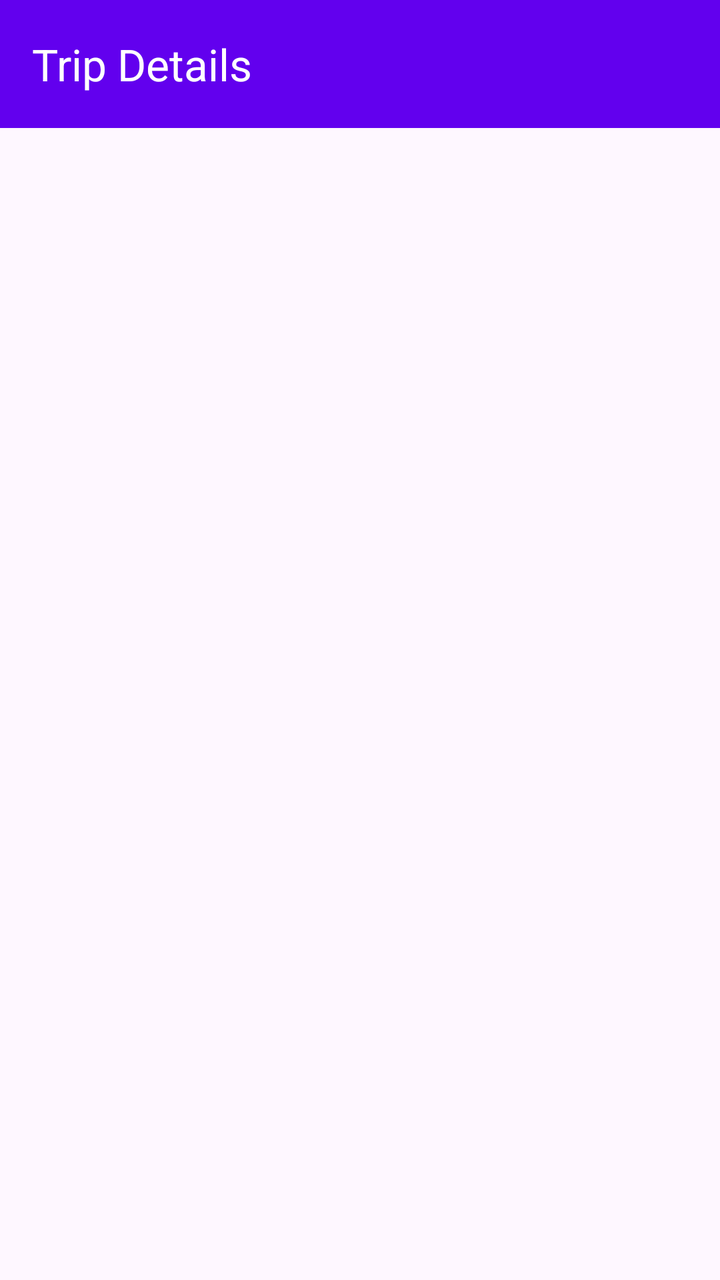
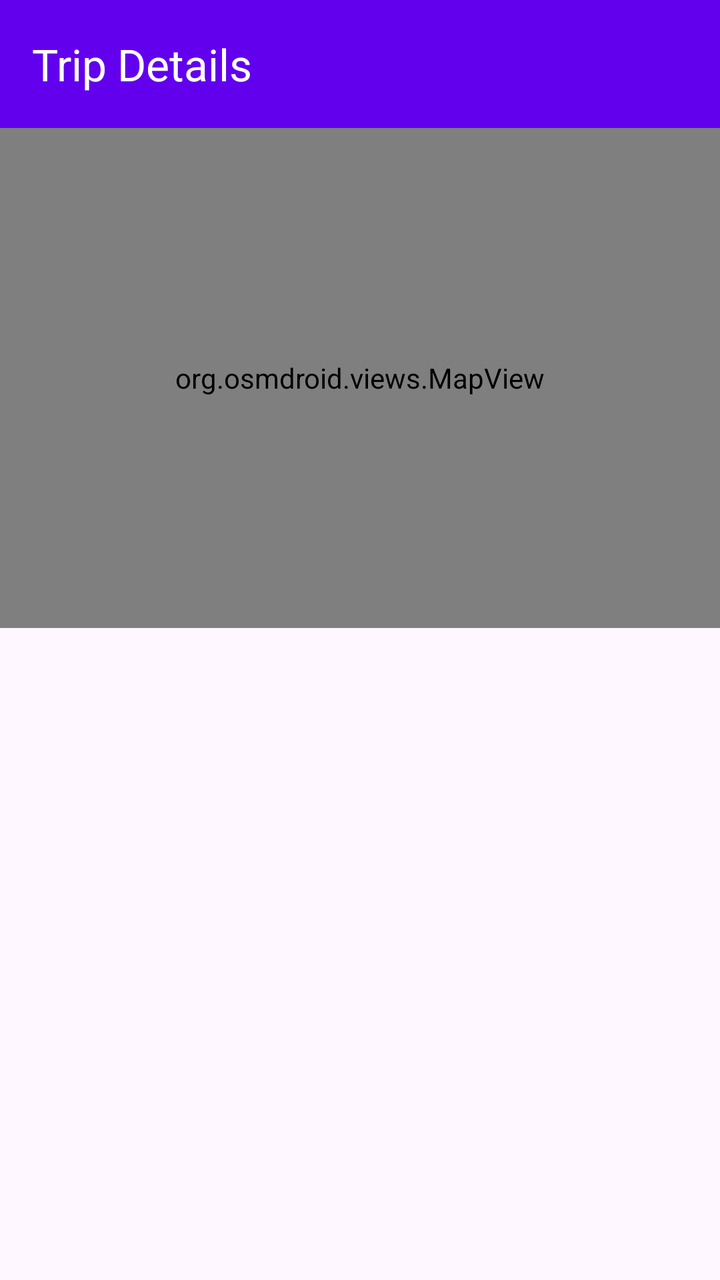

The first picture is an Android layout as it rendered before a commit; the second is the same layout after the commit. The layout source and the unified diff follow.
<!-- AndroidManifest.xml: application theme Theme.RoadLog -->
<!-- res/layout/activity_trip_detail.xml -->
<?xml version="1.0" encoding="utf-8"?>
<LinearLayout xmlns:android="http://schemas.android.com/apk/res/android"
    xmlns:app="http://schemas.android.com/apk/res-auto"
    android:layout_width="match_parent"
    android:layout_height="match_parent"
    android:orientation="vertical">

    <androidx.appcompat.widget.Toolbar
        android:id="@+id/toolbar"
        android:layout_width="match_parent"
        android:layout_height="?attr/actionBarSize"
        android:background="?attr/colorPrimary"
        android:theme="@style/ThemeOverlay.AppCompat.Dark.ActionBar"
        app:title="Trip Details"
        app:titleTextColor="@android:color/white" />

    <FrameLayout
        android:layout_width="match_parent"
        android:layout_height="0dp"
        android:layout_weight="1">

        <ScrollView
            android:id="@+id/contentScrollView"
            android:layout_width="match_parent"
            android:layout_height="match_parent"
            android:fillViewport="true"
            android:visibility="gone">

            <LinearLayout
                android:layout_width="match_parent"
                android:layout_height="wrap_content"
                android:orientation="vertical"
                android:padding="16dp">

            <androidx.cardview.widget.CardView
                android:layout_width="match_parent"
                android:layout_height="wrap_content"
                android:layout_marginBottom="12dp"
                app:cardCornerRadius="8dp"
                app:cardElevation="4dp">

                <LinearLayout
                    android:layout_width="match_parent"
                    android:layout_height="wrap_content"
                    android:orientation="vertical"
                    android:padding="16dp">

                    <TextView
                        android:id="@+id/detailDateText"
                        android:layout_width="match_parent"
                        android:layout_height="wrap_content"
                        android:textSize="18sp"
                        android:textStyle="bold" />

                    <TextView
                        android:id="@+id/detailDurationText"
                        android:layout_width="match_parent"
                        android:layout_height="wrap_content"
                        android:layout_marginTop="8dp"
                        android:textSize="15sp" />

                    <TextView
                        android:id="@+id/detailDistanceText"
                        android:layout_width="match_parent"
                        android:layout_height="wrap_content"
                        android:layout_marginTop="4dp"
                        android:textSize="15sp" />

                    <TextView
                        android:id="@+id/detailSpeedText"
                        android:layout_width="match_parent"
                        android:layout_height="wrap_content"
                        android:layout_marginTop="4dp"
                        android:textSize="15sp" />

                    <TextView
                        android:id="@+id/detailEventsText"
                        android:layout_width="match_parent"
                        android:layout_height="wrap_content"
                        android:layout_marginTop="4dp"
                        android:textSize="15sp" />
                </LinearLayout>
            </androidx.cardview.widget.CardView>

            <androidx.cardview.widget.CardView
                android:layout_width="match_parent"
                android:layout_height="wrap_content"
                android:layout_marginBottom="12dp"
                app:cardCornerRadius="8dp"
                app:cardElevation="4dp">

                <LinearLayout
                    android:layout_width="match_parent"
                    android:layout_height="wrap_content"
                    android:orientation="vertical"
                    android:padding="16dp">

                    <TextView
                        android:layout_width="match_parent"
                        android:layout_height="wrap_content"
                        android:text="Cause Breakdown"
                        android:textSize="16sp"
                        android:textStyle="bold" />

                    <LinearLayout
                        android:id="@+id/breakdownContainer"
                        android:layout_width="match_parent"
                        android:layout_height="wrap_content"
                        android:layout_marginTop="12dp"
                        android:orientation="vertical" />
                </LinearLayout>
            </androidx.cardview.widget.CardView>

            <androidx.cardview.widget.CardView
                android:layout_width="match_parent"
                android:layout_height="wrap_content"
                android:layout_marginBottom="12dp"
                app:cardCornerRadius="8dp"
                app:cardElevation="4dp">

                <LinearLayout
                    android:layout_width="match_parent"
                    android:layout_height="wrap_content"
                    android:orientation="vertical"
                    android:padding="16dp">

                    <TextView
                        android:layout_width="match_parent"
                        android:layout_height="wrap_content"
                        android:layout_marginBottom="8dp"
                        android:text="Speed Profile"
                        android:textSize="16sp"
                        android:textStyle="bold" />

                    <com.github.mikephil.charting.charts.LineChart
                        android:id="@+id/speedChart"
                        android:layout_width="match_parent"
                        android:layout_height="200dp" />
                </LinearLayout>
            </androidx.cardview.widget.CardView>

            <androidx.cardview.widget.CardView
                android:layout_width="match_parent"
                android:layout_height="wrap_content"
                android:layout_marginBottom="12dp"
                app:cardCornerRadius="8dp"
                app:cardElevation="4dp">

                <LinearLayout
                    android:layout_width="match_parent"
                    android:layout_height="wrap_content"
                    android:orientation="vertical"
                    android:padding="16dp">

                    <TextView
                        android:layout_width="match_parent"
                        android:layout_height="wrap_content"
                        android:layout_marginBottom="8dp"
                        android:text="Vertical Acceleration / Roughness"
                        android:textSize="16sp"
                        android:textStyle="bold" />

                    <com.github.mikephil.charting.charts.LineChart
                        android:id="@+id/roughnessChart"
                        android:layout_width="match_parent"
                        android:layout_height="200dp" />
                </LinearLayout>
            </androidx.cardview.widget.CardView>

            <androidx.cardview.widget.CardView
                android:layout_width="match_parent"
                android:layout_height="wrap_content"
                android:layout_marginBottom="12dp"
                app:cardCornerRadius="8dp"
                app:cardElevation="4dp">

                <LinearLayout
                    android:layout_width="match_parent"
                    android:layout_height="wrap_content"
                    android:orientation="vertical"
                    android:padding="16dp">

                    <TextView
                        android:layout_width="match_parent"
                        android:layout_height="wrap_content"
                        android:layout_marginBottom="8dp"
                        android:text="Lateral Acceleration"
                        android:textSize="16sp"
                        android:textStyle="bold" />

                    <com.github.mikephil.charting.charts.LineChart
                        android:id="@+id/lateralChart"
                        android:layout_width="match_parent"
                        android:layout_height="200dp" />
                </LinearLayout>
            </androidx.cardview.widget.CardView>

            <androidx.cardview.widget.CardView
                android:layout_width="match_parent"
                android:layout_height="wrap_content"
                android:layout_marginBottom="12dp"
                app:cardCornerRadius="8dp"
                app:cardElevation="4dp">

                <LinearLayout
                    android:layout_width="match_parent"
                    android:layout_height="wrap_content"
                    android:orientation="vertical"
                    android:padding="16dp">

                    <TextView
                        android:layout_width="match_parent"
                        android:layout_height="wrap_content"
                        android:layout_marginBottom="8dp"
                        android:text="Longitudinal Acceleration"
                        android:textSize="16sp"
                        android:textStyle="bold" />

                    <com.github.mikephil.charting.charts.LineChart
                        android:id="@+id/longitudinalChart"
                        android:layout_width="match_parent"
                        android:layout_height="200dp" />
                </LinearLayout>
            </androidx.cardview.widget.CardView>

            <androidx.cardview.widget.CardView
                android:layout_width="match_parent"
                android:layout_height="wrap_content"
                android:layout_marginBottom="12dp"
                app:cardCornerRadius="8dp"
                app:cardElevation="4dp">

                <LinearLayout
                    android:layout_width="match_parent"
                    android:layout_height="wrap_content"
                    android:orientation="vertical"
                    android:padding="16dp">

                    <TextView
                        android:layout_width="match_parent"
                        android:layout_height="wrap_content"
                        android:layout_marginBottom="8dp"
                        android:text="Yaw Rate / Turns"
                        android:textSize="16sp"
                        android:textStyle="bold" />

                    <com.github.mikephil.charting.charts.LineChart
                        android:id="@+id/yawChart"
                        android:layout_width="match_parent"
                        android:layout_height="200dp" />
                </LinearLayout>
            </androidx.cardview.widget.CardView>

            <androidx.cardview.widget.CardView
                android:layout_width="match_parent"
                android:layout_height="wrap_content"
                android:layout_marginBottom="12dp"
                app:cardCornerRadius="8dp"
                app:cardElevation="4dp">

                <LinearLayout
                    android:layout_width="match_parent"
                    android:layout_height="wrap_content"
                    android:orientation="vertical"
                    android:padding="16dp">

                    <TextView
                        android:layout_width="match_parent"
                        android:layout_height="wrap_content"
                        android:layout_marginBottom="8dp"
                        android:text="Route"
                        android:textSize="16sp"
                        android:textStyle="bold" />

                    <FrameLayout
                        android:layout_width="match_parent"
                        android:layout_height="400dp">

                        <org.osmdroid.views.MapView
                            android:id="@+id/detailMapView"
                            android:layout_width="match_parent"
                            android:layout_height="match_parent" />
                    </FrameLayout>
                </LinearLayout>
            </androidx.cardview.widget.CardView>

            <androidx.cardview.widget.CardView
                android:layout_width="match_parent"
                android:layout_height="wrap_content"
                android:layout_marginBottom="12dp"
                app:cardCornerRadius="8dp"
                app:cardElevation="4dp">

                <LinearLayout
                    android:layout_width="match_parent"
                    android:layout_height="wrap_content"
                    android:orientation="vertical"
                    android:padding="16dp">

                    <TextView
                        android:layout_width="match_parent"
                        android:layout_height="wrap_content"
                        android:layout_marginBottom="8dp"
                        android:text="Event Timeline"
                        android:textSize="16sp"
                        android:textStyle="bold" />

                    <LinearLayout
                        android:id="@+id/timelineContainer"
                        android:layout_width="match_parent"
                        android:layout_height="wrap_content"
                        android:orientation="vertical" />
                </LinearLayout>
            </androidx.cardview.widget.CardView>

            <Button
                android:id="@+id/deleteTripButton"
                android:layout_width="match_parent"
                android:layout_height="56dp"
                android:backgroundTint="@color/red"
                android:text="Delete Trip"
                android:textColor="@android:color/white"
                android:textSize="16sp" />
        </LinearLayout>
    </ScrollView>

    <ProgressBar
        android:id="@+id/loadingProgressBar"
        android:layout_width="wrap_content"
        android:layout_height="wrap_content"
        android:layout_gravity="center"
        android:indeterminate="true"
        android:visibility="visible" />
</FrameLayout>
</LinearLayout>
<!-- resources referenced by this layout -->
<resources>
  <color name="red">#FFF44336</color>
  <style name="Theme.RoadLog" parent="Theme.Material3.DayNight.NoActionBar">
          <item name="colorPrimary">@color/purple_500</item>
          <item name="colorPrimaryVariant">@color/purple_700</item>
          <item name="colorOnPrimary">@color/white</item>
          <item name="colorSecondary">@color/teal_200</item>
          <item name="colorSecondaryVariant">@color/teal_700</item>
          <item name="android:statusBarColor">@color/purple_700</item>
      </style>
  <color name="purple_500">#FF6200EE</color>
  <color name="purple_700">#FF3700B3</color>
  <color name="white">#FFFFFFFF</color>
  <color name="teal_200">#FF03DAC5</color>
  <color name="teal_700">#FF018786</color>
</resources>

<!-- the commit's change to res/layout/activity_trip_detail.xml (unified diff, before → after) -->
@@ -16,6 +16,16 @@
 
     <FrameLayout
         android:layout_width="match_parent"
+        android:layout_height="250dp">
+
+        <org.osmdroid.views.MapView
+            android:id="@+id/detailMapView"
+            android:layout_width="match_parent"
+            android:layout_height="match_parent" />
+    </FrameLayout>
+
+    <FrameLayout
+        android:layout_width="match_parent"
         android:layout_height="0dp"
         android:layout_weight="1">
 
@@ -248,39 +258,6 @@
                         android:id="@+id/yawChart"
                         android:layout_width="match_parent"
                         android:layout_height="200dp" />
-                </LinearLayout>
-            </androidx.cardview.widget.CardView>
-
-            <androidx.cardview.widget.CardView
-                android:layout_width="match_parent"
-                android:layout_height="wrap_content"
-                android:layout_marginBottom="12dp"
-                app:cardCornerRadius="8dp"
-                app:cardElevation="4dp">
-
-                <LinearLayout
-                    android:layout_width="match_parent"
-                    android:layout_height="wrap_content"
-                    android:orientation="vertical"
-                    android:padding="16dp">
-
-                    <TextView
-                        android:layout_width="match_parent"
-                        android:layout_height="wrap_content"
-                        android:layout_marginBottom="8dp"
-                        android:text="Route"
-                        android:textSize="16sp"
-                        android:textStyle="bold" />
-
-                    <FrameLayout
-                        android:layout_width="match_parent"
-                        android:layout_height="400dp">
-
-                        <org.osmdroid.views.MapView
-                            android:id="@+id/detailMapView"
-                            android:layout_width="match_parent"
-                            android:layout_height="match_parent" />
-                    </FrameLayout>
                 </LinearLayout>
             </androidx.cardview.widget.CardView>
 
